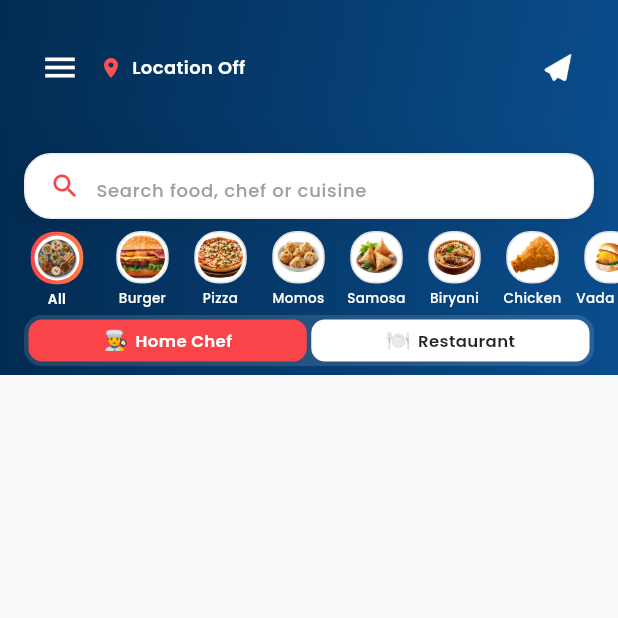
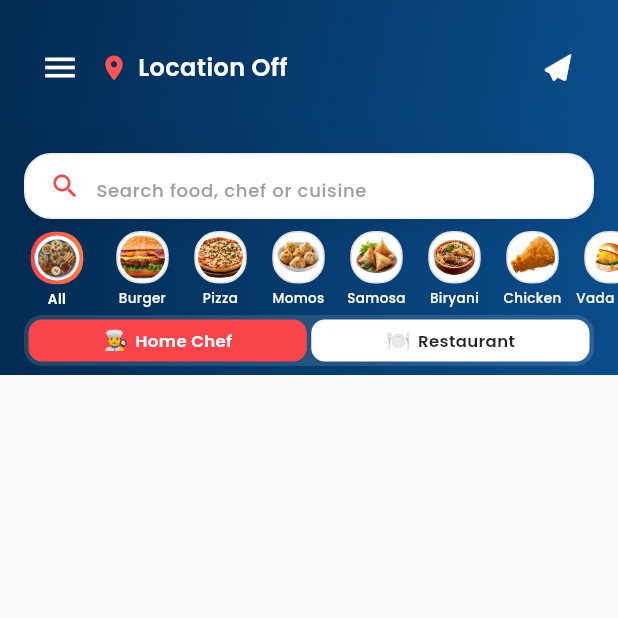
Before and after one commit to vickybaba424242-a11y/nearby_hungry_flutter, a Flutter app: the screen it shows once a user with an empty profile is signed in, on a phone screen of 412 x 824 dp, the top half of it. Run offline on Flutter 3.47's test engine with Material 3 defaults, Android fonts, the phone set to English and light mode, and no system bars; our stand-ins replace carousel_slider, cloud_firestore, cloud_functions, dropdown_button2, firebase_auth, firebase_core and 12 more; missing offline and left inert: flutter_google_places_sdk, geoflutterfire_plus; accounts and stored records are empty.

Commit message:
Major Releases again

```diff
--- a/lib/screens/home_page.dart
+++ b/lib/screens/home_page.dart
@@ -1495,18 +1495,18 @@
                               color: userLat != null
                                   ? Colors.greenAccent
                                   : Colors.redAccent,
-                              size: 16,
+                              size: 20,
                             ),
 
                             const SizedBox(width: 6),
 
                             Text(
                               userLat != null
-                                  ? "Location Active"
+                                  ? "Location On"
                                   : "Location Off",
                               style: GoogleFonts.poppins(
                                 color: Colors.white,
-                                fontSize: 12,
+                                fontSize: 16,
                                 fontWeight: FontWeight.w600,
                               ),
                             ),
--- a/pubspec.yaml
+++ b/pubspec.yaml
@@ -2,7 +2,7 @@
 description: "A new Flutter project."
 publish_to: 'none'
 
-version: 1.1.5+57
+version: 1.1.5+58
 
 environment:
   sdk: ">=3.4.0 <4.0.0"
```
